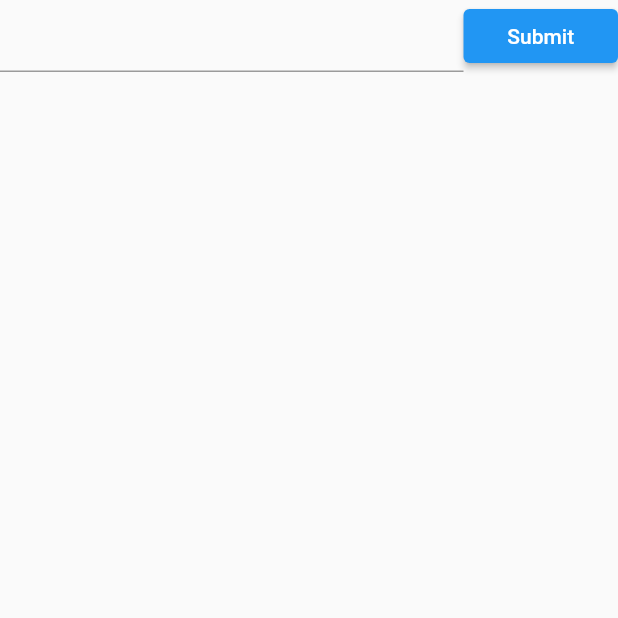
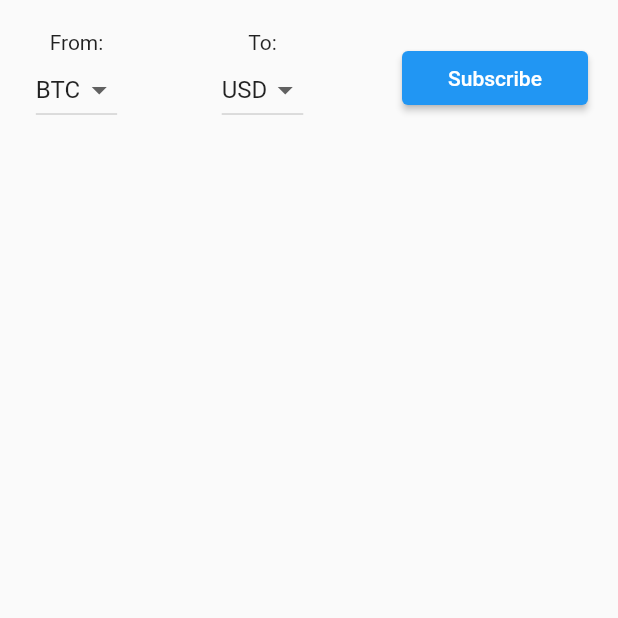
Before and after one commit to muknta/flutter-crypto-chart-view, a Flutter app: the screen it shows after launch, on a phone screen of 412 x 824 dp, the top half of it. Run offline on Flutter 3.47's test engine with Material 2 defaults, Android fonts, the phone set to English and light mode, and no system bars; our stand-ins replace auto_size_text, connectivity_plus, dio, equatable, get_it, injectable and 3 more; accounts and stored records are empty; generated files the repository leaves out were written again; network calls fail.

Commit message:
Updated actual data design; Optimized mapper code by extensions

```diff
--- a/lib/domain/entities/request_web_socket_entity.dart
+++ b/lib/domain/entities/request_web_socket_entity.dart
@@ -8,7 +8,7 @@ class RequestWebSocketEntity {
   });
 
   RequestWebSocketRemoteModel toRemoteModel() => RequestWebSocketRemoteModel(
-        subscribeFilterAssetId: ['${fromCurrency.name.toUpperCase()}/${toCurrency.name.toUpperCase()}'],
+        subscribeFilterAssetId: ['${fromCurrency.uppercasedName}/${toCurrency.uppercasedName}'],
       );
 
   final FromCurrencyEnum fromCurrency;
--- a/lib/domain/entities/response_web_socket_entity.dart
+++ b/lib/domain/entities/response_web_socket_entity.dart
@@ -16,8 +16,8 @@ class ResponseWebSocketEntity {
       final String fromCurrency = symbolParts.elementAt(length - 2);
       final String toCurrency = symbolParts.elementAt(length - 1);
       return ResponseWebSocketEntity(
-        fromCurrency: getFromCurrencyEnumFromString(fromCurrency),
-        toCurrency: getToCurrencyEnumFromString(toCurrency),
+        fromCurrency: fromCurrency.fromCurrencyEnumValue,
+        toCurrency: toCurrency.toCurrencyEnumValue,
         price: remoteModel.price,
         time: DateTime.parse(remoteModel.timeExchange),
       );
--- a/lib/presentation/blocs/main_bloc/main_bloc.dart
+++ b/lib/presentation/blocs/main_bloc/main_bloc.dart
@@ -26,8 +26,22 @@ class MainBloc with BlocStreamMixin {
   final IRemoteRepository _remoteRepository;
   final ILocalRepository _localRepository;
 
+  static const String _defaultFromCurrencyStringValue = 'BTC';
+  static const String _defaultToCurrencyStringValue = 'USD';
+
   final _eventController = BehaviorSubject<MainEvent>();
   Function(MainEvent) get addEvent => sinkAdd(_eventController);
+
+  final _fromCurrencySwitcherStateController = BehaviorSubject<FromCurrencySwitcherState>.seeded(
+      const FromCurrencySwitcherState(value: _defaultFromCurrencyStringValue));
+  Stream<FromCurrencySwitcherState> get fromCurrencySwitcherStream => _fromCurrencySwitcherStateController.stream;
+  Function(FromCurrencySwitcherState) get _setFromCurrencySwitcherState =>
+      sinkAdd(_fromCurrencySwitcherStateController);
+
+  final _toCurrencySwitcherStateController = BehaviorSubject<ToCurrencySwitcherState>.seeded(
+      const ToCurrencySwitcherState(value: _defaultToCurrencyStringValue));
+  Stream<ToCurrencySwitcherState> get toCurrencySwitcherStream => _toCurrencySwitcherStateController.stream;
+  Function(ToCurrencySwitcherState) get _setToCurrencySwitcherState => sinkAdd(_toCurrencySwitcherStateController);
 
   Stream<LoadedActualDataState>? _actualDataStateStream;
   Stream<LoadedActualDataState> get actualDataStateStream =>
@@ -49,9 +63,13 @@ class MainBloc with BlocStreamMixin {
             toCurrency: ToCurrencyEnum.usd,
           ),
         );
-      } else if (event is ActualDataRequestEvent) {
-        final FromCurrencyEnum? fromCurrency = getFromCurrencyEnumFromString(event.fromCurrency);
-        final ToCurrencyEnum? toCurrency = getToCurrencyEnumFromString(event.toCurrency);
+      } else if (event is ActualDataEvent) {
+        if (event is ActualDataRequestEvent) {
+          if (isStreamHasValue(_fromCurrencySwitcherStateController) &&
+              isStreamHasValue(_toCurrencySwitcherStateController)) {
+            final FromCurrencyEnum? fromCurrency =
+                _fromCurrencySwitcherStateController.value.value.fromCurrencyEnumValue;
+            final ToCurrencyEnum? toCurrency = _toCurrencySwitcherStateController.value.value.toCurrencyEnumValue;
             if (fromCurrency != null && toCurrency != null) {
               await SetSocketRequest(remoteRepository: _remoteRepository).execute(
                 params: RequestWebSocketEntity(
@@ -59,6 +77,12 @@ class MainBloc with BlocStreamMixin {
                   toCurrency: toCurrency,
                 ),
               );
+            }
+          }
+        } else if (event is SetFromCurrencyEvent) {
+          _setFromCurrencySwitcherState(FromCurrencySwitcherState(value: event.value));
+        } else if (event is SetToCurrencyEvent) {
+          _setToCurrencySwitcherState(ToCurrencySwitcherState(value: event.value));
         }
       } else if (event is HistoricalDataRequestEvent) {}
     }
@@ -69,6 +93,12 @@ class MainBloc with BlocStreamMixin {
     if (isStreamNotClosed(_eventController)) {
       _eventController.close();
     }
+    if (isStreamNotClosed(_fromCurrencySwitcherStateController)) {
+      _fromCurrencySwitcherStateController.close();
+    }
+    if (isStreamNotClosed(_toCurrencySwitcherStateController)) {
+      _toCurrencySwitcherStateController.close();
+    }
     SystemChrome.setPreferredOrientations([
       DeviceOrientation.landscapeRight,
       DeviceOrientation.landscapeLeft,
--- a/lib/presentation/blocs/main_bloc/main_event.dart
+++ b/lib/presentation/blocs/main_bloc/main_event.dart
@@ -1,4 +1,3 @@
-import 'package:crypto_chart_view/presentation/utils/enums/currency_enum.dart';
 import 'package:equatable/equatable.dart';
 
 abstract class MainEvent extends Equatable {
@@ -12,17 +11,34 @@ class InitialEvent extends MainEvent {
   const InitialEvent();
 }
 
-class ActualDataRequestEvent extends MainEvent {
-  const ActualDataRequestEvent({
-    required this.fromCurrency,
-    required this.toCurrency,
+abstract class ActualDataEvent extends MainEvent {
+  const ActualDataEvent();
+}
+
+class ActualDataRequestEvent extends ActualDataEvent {
+  const ActualDataRequestEvent();
+}
+
+class SetFromCurrencyEvent extends ActualDataEvent {
+  const SetFromCurrencyEvent({
+    required this.value,
   });
 
-  final String fromCurrency;
-  final String toCurrency;
+  final String value;
 
   @override
-  List<Object?> get props => [fromCurrency, toCurrency];
+  List<Object?> get props => [value];
+}
+
+class SetToCurrencyEvent extends ActualDataEvent {
+  const SetToCurrencyEvent({
+    required this.value,
+  });
+
+  final String value;
+
+  @override
+  List<Object?> get props => [value];
 }
 
 class HistoricalDataRequestEvent extends MainEvent {
--- a/lib/presentation/blocs/main_bloc/main_state.dart
+++ b/lib/presentation/blocs/main_bloc/main_state.dart
@@ -8,7 +8,11 @@ abstract class MainState extends Equatable {
   List<Object?> get props => [];
 }
 
-class LoadedActualDataState extends MainState {
+class ActualDataState extends MainState {
+  const ActualDataState();
+}
+
+class LoadedActualDataState extends ActualDataState {
   const LoadedActualDataState({
     required this.responseEntity,
   });
@@ -19,6 +23,28 @@ class LoadedActualDataState extends MainState {
   List<Object?> get props => [responseEntity];
 }
 
+class FromCurrencySwitcherState extends ActualDataState {
+  const FromCurrencySwitcherState({
+    required this.value,
+  });
+
+  final String value;
+
+  @override
+  List<Object?> get props => [value];
+}
+
+class ToCurrencySwitcherState extends ActualDataState {
+  const ToCurrencySwitcherState({
+    required this.value,
+  });
+
+  final String value;
+
+  @override
+  List<Object?> get props => [value];
+}
+
 class LoadedHistoricalDataState extends MainState {
   const LoadedHistoricalDataState();
 
--- a/lib/presentation/screens/home_screen.dart
+++ b/lib/presentation/screens/home_screen.dart
@@ -40,11 +40,17 @@ class _HomeScreenState extends State<HomeScreen> {
   @override
   Widget build(BuildContext context) => Scaffold(
         body: SafeArea(
-          child: Column(
-            children: const [
-              CurrencyForm(),
-              ActualDataWidget(),
-            ],
+          child: Padding(
+            padding: const EdgeInsets.all(20.0),
+            child: Column(
+              children: const [
+                Padding(
+                  padding: EdgeInsets.only(bottom: 20.0),
+                  child: CurrencyForm(),
+                ),
+                ActualDataWidget(),
+              ],
+            ),
           ),
         ),
       );
--- a/lib/presentation/utils/enums/currency_enum.dart
+++ b/lib/presentation/utils/enums/currency_enum.dart
@@ -9,14 +9,51 @@ enum ToCurrencyEnum {
   usd,
 }
 
+extension FromCurrencyEnumExtension on FromCurrencyEnum {
+  String get uppercasedName => name.toUpperCase();
+}
+
+extension ToCurrencyEnumExtension on ToCurrencyEnum {
+  String get uppercasedName => name.toUpperCase();
+
+  String get symbol {
+    switch (this) {
+      case ToCurrencyEnum.usd:
+        return '\$';
+    }
+  }
+}
+
+extension StringCurrencyExtension on String {
+  FromCurrencyEnum? get fromCurrencyEnumValue => FromCurrencyEnum.values.firstWhereOrNull(
+        (element) => element.uppercasedName == toUpperCase(),
+      );
+
+  ToCurrencyEnum? get toCurrencyEnumValue => ToCurrencyEnum.values.firstWhereOrNull(
+        (element) => element.uppercasedName == toUpperCase(),
+      );
+}
+
+List<String> get fromCurrencyUppercasedNames => FromCurrencyEnum.values
+    .map(
+      (value) => value.uppercasedName,
+    )
+    .toList();
+
+List<String> get toCurrencyUppercasedNames => ToCurrencyEnum.values
+    .map(
+      (value) => value.uppercasedName,
+    )
+    .toList();
+
 List<List<String>>? _currencyPairs;
 List<List<String>> get currencyPairs => _currencyPairs ??= List.generate(
       FromCurrencyEnum.values.length * ToCurrencyEnum.values.length,
       (i) {
         for (int j = 0; j < ToCurrencyEnum.values.length; j++) {
           return <String>[
-            FromCurrencyEnum.values.elementAt(i).name.toUpperCase(),
-            ToCurrencyEnum.values.elementAt(j).name.toUpperCase(),
+            FromCurrencyEnum.values.elementAt(i).uppercasedName,
+            ToCurrencyEnum.values.elementAt(j).uppercasedName,
           ];
         }
         return [];
@@ -29,15 +66,3 @@ List<String> combinedCurrencyPairs = _combinedCurrencyPairs ??= currencyPairs
       (pairList) => pairList.join('/'),
     )
     .toList();
-
-const toCurrencySymbolMap = <ToCurrencyEnum, String>{
-  ToCurrencyEnum.usd: '\$',
-};
-
-FromCurrencyEnum? getFromCurrencyEnumFromString(String value) => FromCurrencyEnum.values.firstWhereOrNull(
-      (element) => element.name.toLowerCase() == value.toLowerCase(),
-    );
-
-ToCurrencyEnum? getToCurrencyEnumFromString(String value) => ToCurrencyEnum.values.firstWhereOrNull(
-      (element) => element.name.toLowerCase() == value.toLowerCase(),
-    );
--- a/lib/presentation/widgets/currency_form.dart
+++ b/lib/presentation/widgets/currency_form.dart
@@ -26,53 +26,85 @@ class _CurrencyFormState extends State<CurrencyForm> {
         child: Row(
           children: [
             Expanded(
-              flex: 3,
-              child: TextFormField(
-                onSaved: (String? value) {
-                  if (value != null && value.isNotEmpty && value.contains('/')) {
-                    final List list = value.split('/');
-                    _bloc.addEvent(ActualDataRequestEvent(
-                      fromCurrency: list[0],
-                      toCurrency: list[1],
-                    ));
-                  }
-                },
-                validator: (value) {
-                  if (value == null || value.isEmpty) {
-                    return 'Enter a currency';
-                  }
-                  return null;
-                },
+              child: _DropdownListWidget(
+                title: 'From:',
+                values: fromCurrencyUppercasedNames,
+                onChoose: (String value) {print('aaaa2223a'); _bloc.addEvent(SetFromCurrencyEvent(value: value));},
+                stream: _bloc.fromCurrencySwitcherStream,
               ),
-              //   DropdownButtonHideUnderline(
-              //           child: DropdownButton<String>(
-              //             value: combinedCurrencyPairs.first,
-              //             isDense: true,
-              //             onChanged: (String? newValue) {
-              //             },
-              //             items: combinedCurrencyPairs.map((String value) {
-              //               return DropdownMenuItem<String>(
-              //                 value: value,
-              //                 child: Text(value),
-              //               );
-              //             }).toList(),
-              //           ),
-              //         ),
             ),
+            const Spacer(),
             Expanded(
+              child: _DropdownListWidget(
+                title: 'To:',
+                values: toCurrencyUppercasedNames,
+                onChoose: (String value) => _bloc.addEvent(SetToCurrencyEvent(value: value)),
+                stream: _bloc.toCurrencySwitcherStream,
+              ),
+            ),
+            const Spacer(),
+            Expanded(
+              flex: 2,
               child: ElevatedButton(
                 onPressed: () {
-                  if (_formKey.currentState!.validate()) {
-                    ScaffoldMessenger.of(context).showSnackBar(
-                      const SnackBar(content: Text('Processing Data')),
+                  ScaffoldMessenger.of(context).showSnackBar(
+                      const SnackBar(content: Text('Processing data')),
                     );
-                    _formKey.currentState!.save();
-                  }
+                  _bloc.addEvent(const ActualDataRequestEvent());
                 },
-                child: const Text('Submit'),
+                child: const Text('Subscribe'),
               ),
             ),
           ],
         ),
       );
 }
+
+class _DropdownListWidget extends StatelessWidget {
+  const _DropdownListWidget({
+    required String title,
+    required List<String> values,
+    required void Function(String) onChoose,
+    required Stream<ActualDataState> stream,
+  })  : _title = title,
+        _values = values,
+        _onChoose = onChoose,
+        _stream = stream;
+
+  final String _title;
+  final List<String> _values;
+  final void Function(String) _onChoose;
+  final Stream<ActualDataState> _stream;
+
+  @override
+  Widget build(BuildContext context) => StreamBuilder<ActualDataState>(
+      stream: _stream,
+      builder: (context, snapshot) {
+        String? dropdownValue;
+        if (snapshot.data is FromCurrencySwitcherState) {
+          dropdownValue = (snapshot.data as FromCurrencySwitcherState).value.toUpperCase();
+        } else if (snapshot.data is ToCurrencySwitcherState) {
+          dropdownValue = (snapshot.data as ToCurrencySwitcherState).value.toUpperCase();
+        }
+        return Column(
+          textDirection: TextDirection.ltr,
+          children: [
+            Text(_title),
+            DropdownButton<String>(
+              value: dropdownValue,
+              items: _values.map((String value) {
+                return DropdownMenuItem<String>(
+                  value: value.toUpperCase(),
+                  child: Text(value.toUpperCase()),
+                );
+              }).toList(),
+              onChanged: (String? value) {
+                if (value != null) {
+                  _onChoose(value.toUpperCase());
+                }
+              },
+            ),
+          ],
+        );
+      });
+}
```
Also changed, not shown: lib/presentation/widgets/actual_data_widget.dart (+12 -11 lines). Lines whose indentation alone changed are shown as unchanged.
